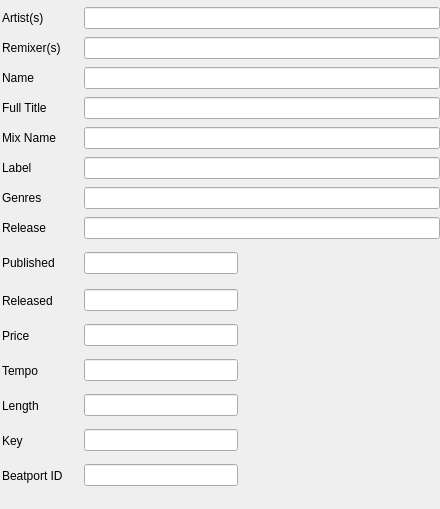
Qt form src/gui/trackinfosview.ui (alorence/tym) before a commit.
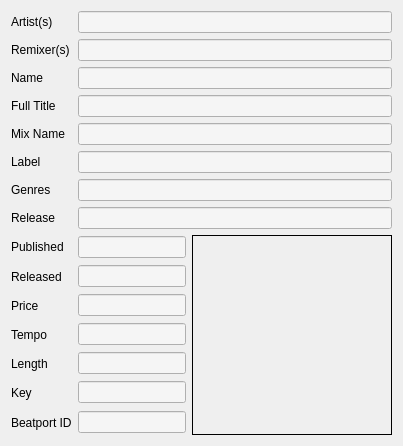
The same form after that commit.

Commit message: (gui) Fix tracks informations displaying

Patch:
```diff
--- a/src/gui/trackinfosview.ui
+++ b/src/gui/trackinfosview.ui
@@ -2,47 +2,25 @@
 <ui version="4.0">
  <class>TrackInfosView</class>
  <widget class="QWidget" name="TrackInfosView">
-  <property name="geometry">
-   <rect>
-    <x>0</x>
-    <y>0</y>
-    <width>440</width>
-    <height>509</height>
-   </rect>
+  <property name="sizePolicy">
+   <sizepolicy hsizetype="Minimum" vsizetype="Preferred">
+    <horstretch>0</horstretch>
+    <verstretch>0</verstretch>
+   </sizepolicy>
   </property>
   <property name="windowTitle">
    <string>Infos</string>
   </property>
   <property name="styleSheet">
-   <string notr="true"/>
+   <string notr="true">QLineEdit {
+	background-color : rgb(245, 245, 245)
+}</string>
   </property>
+  <layout class="QGridLayout" name="gridLayout_2">
+   <item row="0" column="0">
   <layout class="QGridLayout" name="gridLayout">
-   <property name="leftMargin">
-    <number>2</number>
-   </property>
-   <property name="topMargin">
-    <number>0</number>
-   </property>
-   <property name="rightMargin">
-    <number>0</number>
-   </property>
-   <property name="bottomMargin">
-    <number>2</number>
-   </property>
-   <property name="horizontalSpacing">
-    <number>2</number>
-   </property>
-   <property name="verticalSpacing">
-    <number>1</number>
-   </property>
    <item row="0" column="0">
     <widget class="QLabel" name="label_7">
-     <property name="minimumSize">
-      <size>
-       <width>80</width>
-       <height>0</height>
-      </size>
-     </property>
      <property name="text">
       <string>Artist(s)</string>
      </property>
@@ -53,16 +31,13 @@
      <property name="text">
       <string notr="true"/>
      </property>
+       <property name="readOnly">
+        <bool>true</bool>
+       </property>
     </widget>
    </item>
    <item row="1" column="0">
     <widget class="QLabel" name="label_11">
-     <property name="minimumSize">
-      <size>
-       <width>80</width>
-       <height>0</height>
-      </size>
-     </property>
      <property name="text">
       <string>Remixer(s)</string>
      </property>
@@ -73,16 +48,13 @@
      <property name="text">
       <string notr="true"/>
      </property>
+       <property name="readOnly">
+        <bool>true</bool>
+       </property>
     </widget>
    </item>
    <item row="2" column="0">
     <widget class="QLabel" name="label_5">
-     <property name="minimumSize">
-      <size>
-       <width>80</width>
-       <height>0</height>
-      </size>
-     </property>
      <property name="text">
       <string>Name</string>
      </property>
@@ -93,16 +65,13 @@
      <property name="text">
       <string notr="true"/>
      </property>
+       <property name="readOnly">
+        <bool>true</bool>
+       </property>
     </widget>
    </item>
    <item row="3" column="0">
     <widget class="QLabel" name="label_13">
-     <property name="minimumSize">
-      <size>
-       <width>80</width>
-       <height>0</height>
-      </size>
-     </property>
      <property name="text">
       <string>Full Title</string>
      </property>
@@ -113,16 +82,13 @@
      <property name="text">
       <string notr="true"/>
      </property>
+       <property name="readOnly">
+        <bool>true</bool>
+       </property>
     </widget>
    </item>
    <item row="4" column="0">
     <widget class="QLabel" name="label_4">
-     <property name="minimumSize">
-      <size>
-       <width>80</width>
-       <height>0</height>
-      </size>
-     </property>
      <property name="text">
       <string>Mix Name</string>
      </property>
@@ -133,16 +99,13 @@
      <property name="text">
       <string notr="true"/>
      </property>
+       <property name="readOnly">
+        <bool>true</bool>
+       </property>
     </widget>
    </item>
    <item row="5" column="0">
     <widget class="QLabel" name="label_9">
-     <property name="minimumSize">
-      <size>
-       <width>80</width>
-       <height>0</height>
-      </size>
-     </property>
      <property name="text">
       <string>Label</string>
      </property>
@@ -153,16 +116,13 @@
      <property name="text">
       <string notr="true"/>
      </property>
+       <property name="readOnly">
+        <bool>true</bool>
+       </property>
     </widget>
    </item>
    <item row="6" column="0">
     <widget class="QLabel" name="label_14">
-     <property name="minimumSize">
-      <size>
-       <width>80</width>
-       <height>0</height>
-      </size>
-     </property>
      <property name="text">
       <string>Genres</string>
      </property>
@@ -173,16 +133,13 @@
      <property name="text">
       <string notr="true"/>
      </property>
+       <property name="readOnly">
+        <bool>true</bool>
+       </property>
     </widget>
    </item>
    <item row="7" column="0">
     <widget class="QLabel" name="label_6">
-     <property name="minimumSize">
-      <size>
-       <width>80</width>
-       <height>0</height>
-      </size>
-     </property>
      <property name="text">
       <string>Release</string>
      </property>
@@ -193,16 +150,13 @@
      <property name="text">
       <string notr="true"/>
      </property>
+       <property name="readOnly">
+        <bool>true</bool>
+       </property>
     </widget>
    </item>
    <item row="8" column="0">
     <widget class="QLabel" name="label_3">
-     <property name="minimumSize">
-      <size>
-       <width>80</width>
-       <height>0</height>
-      </size>
-     </property>
      <property name="text">
       <string>Published</string>
      </property>
@@ -210,9 +164,18 @@
    </item>
    <item row="8" column="1">
     <widget class="QLineEdit" name="d_publishdate">
+       <property name="minimumSize">
+        <size>
+         <width>66</width>
+         <height>0</height>
+        </size>
+       </property>
      <property name="text">
       <string notr="true"/>
      </property>
+       <property name="readOnly">
+        <bool>true</bool>
+       </property>
     </widget>
    </item>
    <item row="8" column="2" rowspan="7">
@@ -235,8 +198,11 @@
        <height>200</height>
       </size>
      </property>
+       <property name="frameShape">
+        <enum>QFrame::Box</enum>
+       </property>
      <property name="frameShadow">
-      <enum>QFrame::Raised</enum>
+        <enum>QFrame::Plain</enum>
      </property>
      <property name="text">
       <string/>
@@ -248,12 +214,6 @@
    </item>
    <item row="9" column="0">
     <widget class="QLabel" name="label_10">
-     <property name="minimumSize">
-      <size>
-       <width>80</width>
-       <height>0</height>
-      </size>
-     </property>
      <property name="text">
       <string>Released</string>
      </property>
@@ -261,99 +221,90 @@
    </item>
    <item row="9" column="1">
     <widget class="QLineEdit" name="d_releaseDate">
+       <property name="minimumSize">
+        <size>
+         <width>66</width>
+         <height>0</height>
+        </size>
+       </property>
      <property name="text">
       <string notr="true"/>
      </property>
+       <property name="readOnly">
+        <bool>true</bool>
+       </property>
     </widget>
    </item>
    <item row="10" column="0">
     <widget class="QLabel" name="label">
-     <property name="minimumSize">
-      <size>
-       <width>80</width>
-       <height>0</height>
-      </size>
-     </property>
      <property name="text">
       <string>Price</string>
      </property>
     </widget>
    </item>
    <item row="10" column="1">
-    <widget class="QLineEdit" name="d_price">
+      <widget class="QLineEdit" name="d_bpm">
      <property name="text">
       <string notr="true"/>
      </property>
+       <property name="readOnly">
+        <bool>true</bool>
+       </property>
     </widget>
    </item>
    <item row="11" column="0">
     <widget class="QLabel" name="label_12">
-     <property name="minimumSize">
-      <size>
-       <width>80</width>
-       <height>0</height>
-      </size>
-     </property>
      <property name="text">
       <string>Tempo</string>
      </property>
     </widget>
    </item>
    <item row="11" column="1">
-    <widget class="QLineEdit" name="d_bpm">
+      <widget class="QLineEdit" name="d_key">
      <property name="text">
       <string notr="true"/>
      </property>
+       <property name="readOnly">
+        <bool>true</bool>
+       </property>
     </widget>
    </item>
    <item row="12" column="0">
     <widget class="QLabel" name="label_2">
-     <property name="minimumSize">
-      <size>
-       <width>80</width>
-       <height>0</height>
-      </size>
-     </property>
      <property name="text">
       <string>Length</string>
      </property>
     </widget>
    </item>
    <item row="12" column="1">
-    <widget class="QLineEdit" name="d_length">
+      <widget class="QLineEdit" name="d_price">
      <property name="text">
       <string notr="true"/>
      </property>
+       <property name="readOnly">
+        <bool>true</bool>
+       </property>
     </widget>
    </item>
    <item row="13" column="0">
     <widget class="QLabel" name="label_8">
-     <property name="minimumSize">
-      <size>
-       <width>80</width>
-       <height>0</height>
-      </size>
-     </property>
      <property name="text">
       <string>Key</string>
      </property>
     </widget>
    </item>
    <item row="13" column="1">
-    <widget class="QLineEdit" name="d_key">
+      <widget class="QLineEdit" name="d_length">
      <property name="text">
       <string notr="true"/>
      </property>
+       <property name="readOnly">
+        <bool>true</bool>
+       </property>
     </widget>
    </item>
    <item row="14" column="0">
     <widget class="QLabel" name="label_15">
-     <property name="minimumSize">
-      <size>
-       <width>80</width>
-       <height>0</height>
-      </size>
-     </property>
      <property name="text">
       <string>Beatport ID</string>
      </property>
@@ -364,7 +315,12 @@
      <property name="text">
       <string notr="true"/>
      </property>
-    </widget>
+       <property name="readOnly">
+        <bool>true</bool>
+       </property>
+      </widget>
+     </item>
+    </layout>
    </item>
   </layout>
  </widget>
```
Lines whose indentation alone changed are shown as unchanged.
